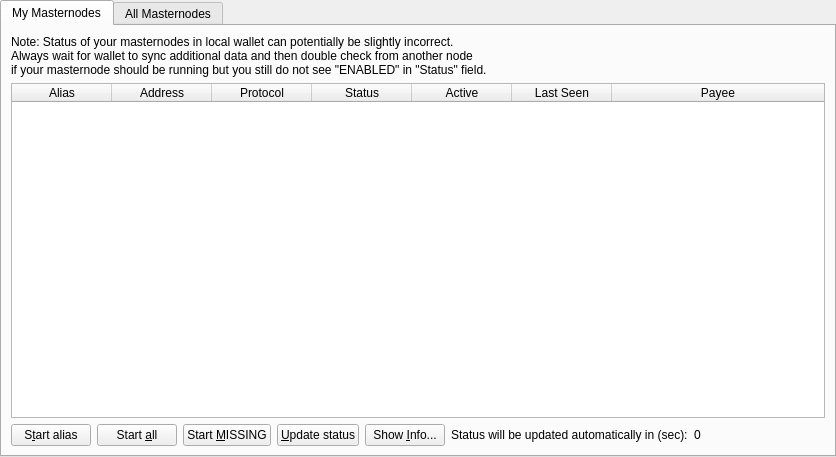
First picture: the form in src/qt/forms/masternodelist.ui, repository AYCHPay/AYCHPayGenesisRoot, before the edit.
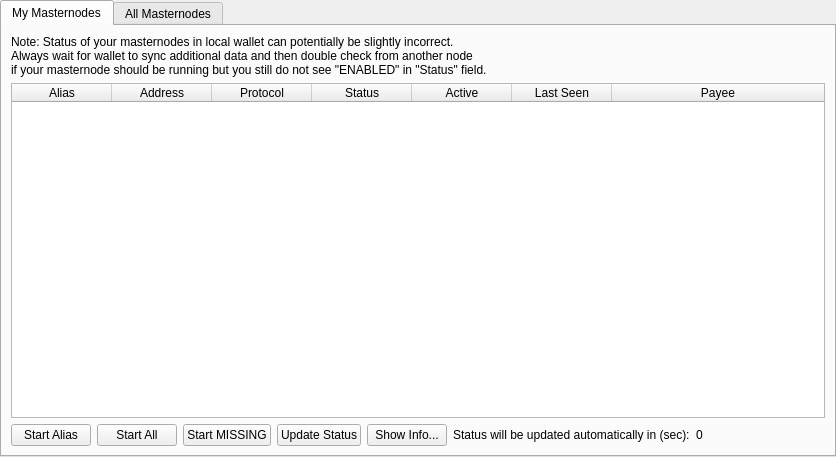
Second picture: the form after the edit.

Patch:
```diff
--- a/src/qt/forms/masternodelist.ui
+++ b/src/qt/forms/masternodelist.ui
@@ -131,28 +131,28 @@
              <item>
               <widget class="QPushButton" name="startButton">
                <property name="text">
-                <string>S&amp;tart alias</string>
+                <string>Start Alias</string>
                </property>
               </widget>
              </item>
              <item>
               <widget class="QPushButton" name="startAllButton">
                <property name="text">
-                <string>Start &amp;all</string>
+                <string>Start All</string>
                </property>
               </widget>
              </item>
              <item>
               <widget class="QPushButton" name="startMissingButton">
                <property name="text">
-                <string>Start &amp;MISSING</string>
+                <string>Start MISSING</string>
                </property>
               </widget>
              </item>
              <item>
               <widget class="QPushButton" name="UpdateButton">
                <property name="text">
-                <string>&amp;Update status</string>
+                <string>Update Status</string>
                </property>
               </widget>
              </item>
@@ -162,7 +162,7 @@
                 <string>Show additional Masternode information</string>
                </property>
                <property name="text">
-                <string>Show &amp;Info...</string>
+                <string>Show Info...</string>
                </property>
               </widget>
              </item>
```
